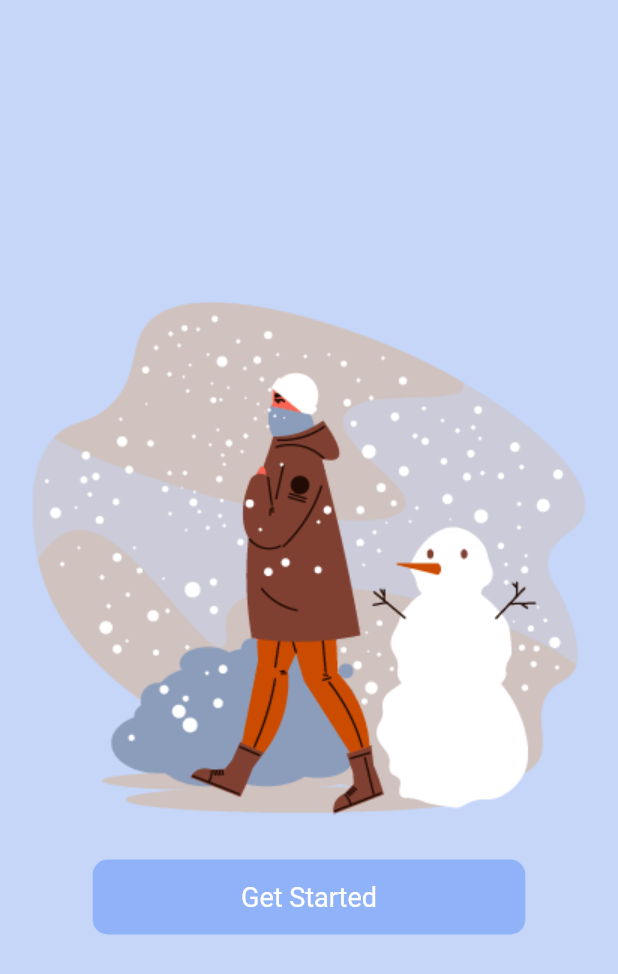
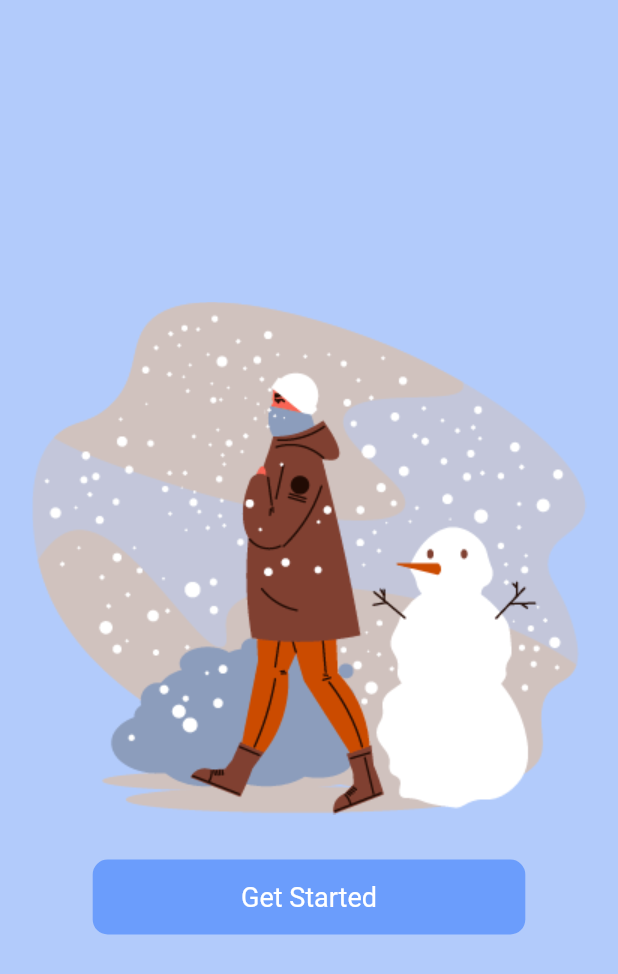
Before and after one commit to TrieuNam/weather_app_flutter, a Flutter app: the screen it shows after launch, on a phone screen of 412 x 824 dp. Shown: the top 974 px of the screen. Run offline on Flutter 3.47's test engine with Material 2 defaults, Android fonts, the phone set to English and light mode, and no system bars.

Commit message:
update 11/1/2022

```diff
--- /dev/null
+++ b/lib/constants.dart
@@ -0,0 +1,27 @@
+import 'package:flutter/material.dart';
+
+class Constants{
+  final primaryColor = const Color(0xff6b9dfc);
+  final secondaryColor = const Color(0xffa1c6fd);
+  final tertiaryColor = const Color(0xff205cf1);
+  final blackColor = const Color(0xff1a1d26);
+
+  final greyColor = const Color(0xffd9dadb);
+
+  final Shader shader = const LinearGradient(
+    colors: <Color>[Color(0xffABCFF2), Color(0xff9AC6F3)],
+  ).createShader(const Rect.fromLTWH(0.0, 0.0, 200.0, 70.0));
+
+  final linearGradientBlue =  const LinearGradient(
+      begin: Alignment.bottomRight,
+      end: Alignment.topLeft,
+      colors: [Color(0xff6b9dfc), Color(0xff205cf1)],
+      stops: [0.0,1.0]
+  );
+  final linearGradientPurple =  const LinearGradient(
+      begin: Alignment.bottomRight,
+      end: Alignment.topLeft,
+      colors: [Color(0xff51087E), Color(0xff6C0BA9)],
+      stops: [0.0,1.0]
+  );
+}
--- a/lib/ui/get_started.dart
+++ b/lib/ui/get_started.dart
@@ -1,7 +1,7 @@
 import 'package:flutter/material.dart';
 import 'package:weather_app/ui/welcome_page.dart';
 
-import 'models/constants.dart';
+import '../constants.dart';
 
 class GetStarted extends StatelessWidget {
   const GetStarted({Key? key}) : super(key: key);
--- a/lib/ui/models/constants.dart
+++ /dev/null
@@ -1,6 +0,0 @@
-import 'package:flutter/material.dart';
-
-class Constants{
-  final Color primaryColor = const Color(0xff90B2F9);
-  final Color secondaryColor = const Color(0xff90B2F8);
-}
```
Also changed, not shown: lib/ui/home_page.dart (added, +131 -0 lines), lib/ui/welcome_page.dart (+5 -2 lines).
